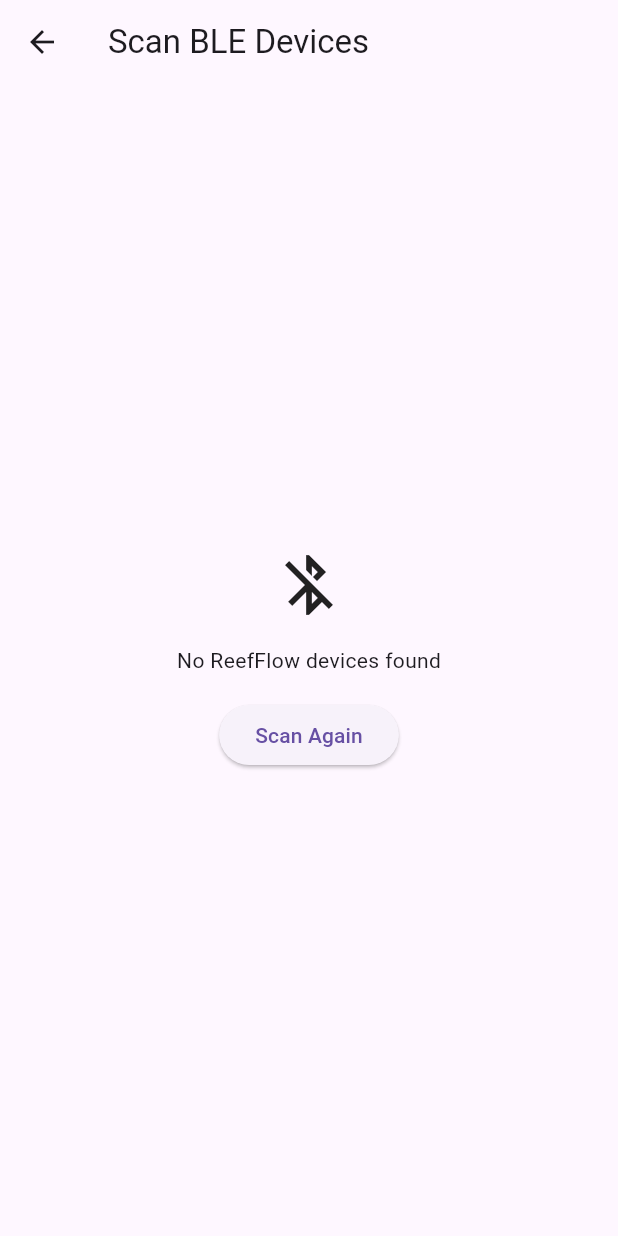
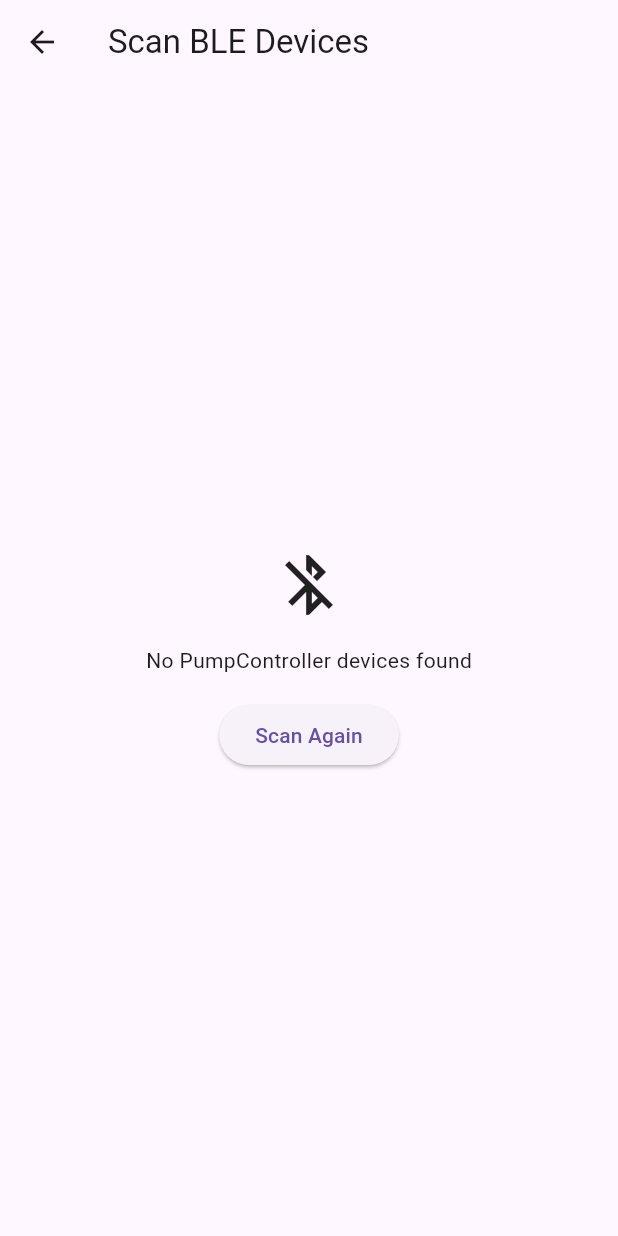
Before and after one commit to NajamLodhi/pump-controller-app, a Flutter app: the screen it shows after launch, after a tap on "Control via Bluetooth (BLE)", on a phone screen of 412 x 824 dp. Run offline on Flutter 3.47's test engine with Material 3 defaults, Android fonts, the phone set to English and light mode, and no system bars; our stand-ins replace flutter_blue_plus, permission_handler, shared_preferences; missing offline and left inert: network_info_plus.

Commit message:
refactor: remove legacy branding and rename app identifiers

```diff
--- a/COMPLETION_SUMMARY.txt
+++ b/COMPLETION_SUMMARY.txt
@@ -1,4 +1,4 @@
-REEFFLOW WAVEMAKER MOBILE APP - DELIVERY SUMMARY
+PUMP_CONTROLLER WAVEMAKER MOBILE APP - DELIVERY SUMMARY
 ================================================
 
 ✓ PROJECT COMPLETE AND READY FOR TESTING
@@ -14,7 +14,7 @@
   3. 3 Services (BLE client, UDP client, device registry)
 
 BLE Features:
-  ✓ Scan for ReefFlow_* devices
+  ✓ Scan for PumpController_* devices
   ✓ Connect multiple devices
   ✓ Send wave mode (01), speed (05), feed (02) commands
   ✓ Read UID characteristic
@@ -40,7 +40,7 @@
   5. BUILD_STATUS.txt - Build verification
 
 Quick Start:
-  $ cd reefflow_mobile_app
+  $ cd pump_controller_app
   $ flutter pub get
   $ flutter run
 
@@ -51,7 +51,7 @@
   • UID: 6E400004-B5A3-F393-E0A9-E50E24DCCA9E
 
 Next Steps:
-  1. Connect to physical ReefFlow device
+  1. Connect to physical PumpController device
   2. Test BLE scan and control flows
   3. Test Wi-Fi provisioning
   4. Test UDP discovery and control
--- a/lib/main.dart
+++ b/lib/main.dart
@@ -29,7 +29,7 @@
   @override
   Widget build(BuildContext context) {
     return MaterialApp(
-      title: 'ReefFlow WaveMaker',
+      title: 'PumpController WaveMaker',
       theme: ThemeData(
         primarySwatch: Colors.blue,
         useMaterial3: true,
--- a/lib/screens/ble/control_screen_ble.dart
+++ b/lib/screens/ble/control_screen_ble.dart
@@ -3,7 +3,7 @@
 import 'wifi_provision_screen.dart';
 
 class ControlScreenBLE extends StatefulWidget {
-  final List<ReefFlowBleClient> clients;
+  final List<PumpControllerBleClient> clients;
 
   const ControlScreenBLE({Key? key, required this.clients}) : super(key: key);
 
@@ -24,7 +24,7 @@
     super.dispose();
   }
 
-  Future<void> _sendToAll(Future<void> Function(ReefFlowBleClient) action) async {
+  Future<void> _sendToAll(Future<void> Function(PumpControllerBleClient) action) async {
     setState(() => _isSending = true);
     try {
       for (final client in widget.clients) {
--- a/lib/screens/ble/scan_screen_ble.dart
+++ b/lib/screens/ble/scan_screen_ble.dart
@@ -14,7 +14,7 @@
 class _ScanScreenBLEState extends State<ScanScreenBLE> {
   final Map<String, BluetoothDevice> _devices = {};
   final Map<String, bool> _selectedDevices = {};
-  final Map<String, ReefFlowBleClient> _connectedClients = {};
+  final Map<String, PumpControllerBleClient> _connectedClients = {};
   bool _isScanning = false;
   bool _isConnecting = false;
   StreamSubscription? _scanResultsSubscription;
@@ -40,7 +40,7 @@
     print('[BLE SCAN] Starting scan without service UUID filter...');
     setState(() => _isScanning = true);
 
-    // Scan all devices - don't filter by service UUID as ReefFlow may not advertise it
+    // Scan all devices - don't filter by service UUID as PumpController may not advertise it
     FlutterBluePlus.startScan(
       timeout: const Duration(seconds: 15),
     );
@@ -63,13 +63,13 @@
 
         print('[BLE SCAN] Device detected: "$displayName" | MAC: ${result.device.remoteId.str} | RSSI: $rssi | UUIDs: $serviceUuids');
 
-        // Check if this is a ReefFlow device
-        final isReefFlow = displayName.startsWith('ReefFlow_') ||
-                          displayName.contains('ReefFlow') ||
+        // Check if this is a PumpController device
+        final isPumpController = displayName.startsWith('PumpController_') ||
+                          displayName.contains('PumpController') ||
                           serviceUuids.any((uuid) => uuid.str.toLowerCase().contains('6e400001'));
 
-        if (isReefFlow) {
-          print('[BLE SCAN] ✓ FOUND ReefFlow device: $displayName');
+        if (isPumpController) {
+          print('[BLE SCAN] ✓ FOUND PumpController device: $displayName');
           setState(() {
             _devices[result.device.remoteId.str] = result.device;
             _selectedDevices.putIfAbsent(result.device.remoteId.str, () => false);
@@ -116,7 +116,7 @@
         setState(() => _isConnecting = true);
         _stopScan(); // Stop scan before connecting
 
-        final client = ReefFlowBleClient(device);
+        final client = PumpControllerBleClient(device);
         await client.connect();
 
         setState(() {
@@ -184,7 +184,7 @@
                 children: [
                   const Icon(Icons.bluetooth_disabled, size: 48),
                   const SizedBox(height: 16),
-                  const Text('No ReefFlow devices found'),
+                  const Text('No PumpController devices found'),
                   const SizedBox(height: 16),
                   ElevatedButton(
                     onPressed: _isConnecting ? null : _startScan,
--- a/lib/screens/ble/wifi_provision_screen.dart
+++ b/lib/screens/ble/wifi_provision_screen.dart
@@ -3,7 +3,7 @@
 import '../../services/device_registry.dart';
 
 class WiFiProvisionScreen extends StatefulWidget {
-  final ReefFlowBleClient client;
+  final PumpControllerBleClient client;
 
   const WiFiProvisionScreen({Key? key, required this.client}) : super(key: key);
 
--- a/lib/screens/home_screen.dart
+++ b/lib/screens/home_screen.dart
@@ -9,7 +9,7 @@
   Widget build(BuildContext context) {
     return Scaffold(
       appBar: AppBar(
-        title: const Text('ReefFlow WaveMaker'),
+        title: const Text('PumpController WaveMaker'),
         centerTitle: true,
       ),
       body: Center(
--- a/lib/screens/wifi/control_screen_udp.dart
+++ b/lib/screens/wifi/control_screen_udp.dart
@@ -4,7 +4,7 @@
 
 class ControlScreenUDP extends StatefulWidget {
   final List<String> deviceIps;
-  final ReefFlowUdpClient udpClient;
+  final PumpControllerUdpClient udpClient;
 
   const ControlScreenUDP({
     Key? key,
--- a/lib/screens/wifi/discovery_screen_udp.dart
+++ b/lib/screens/wifi/discovery_screen_udp.dart
@@ -10,7 +10,7 @@
 }
 
 class _DiscoveryScreenUDPState extends State<DiscoveryScreenUDP> {
-  final _udpClient = ReefFlowUdpClient();
+  final _udpClient = PumpControllerUdpClient();
   final Map<String, UdpDevice> _devices = {};
   final Map<String, bool> _selectedDevices = {};
   bool _isListening = false;
@@ -111,7 +111,7 @@
                   ),
                   const SizedBox(height: 8),
                   const Text(
-                    'Make sure ReefFlow devices are connected to Wi-Fi',
+                    'Make sure PumpController devices are connected to Wi-Fi',
                     textAlign: TextAlign.center,
                     style: TextStyle(fontSize: 12, color: Colors.grey),
                   ),
--- a/lib/services/ble_client.dart
+++ b/lib/services/ble_client.dart
@@ -1,8 +1,8 @@
 import 'dart:async';
 import 'package:flutter_blue_plus/flutter_blue_plus.dart';
 
-/// Wraps a single connected BluetoothDevice for ReefFlow control
-class ReefFlowBleClient {
+/// Wraps a single connected BluetoothDevice for PumpController control
+class PumpControllerBleClient {
   final BluetoothDevice device;
   late String _uid;
   late BluetoothCharacteristic _cmdChar; // 6E400002-B5A3-F393-E0A9-E50E24DCCA9E
@@ -12,13 +12,13 @@
   StreamSubscription? _notifySubscription;
   final _responseController = StreamController<String>.broadcast();
 
-  // UUIDs for ReefFlow service and characteristics
+  // UUIDs for PumpController service and characteristics
   static const serviceUuid = '6e400001-b5a3-f393-e0a9-e50e24dcca9e';
   static const cmdCharUuid = '6e400002-b5a3-f393-e0a9-e50e24dcca9e';
   static const respCharUuid = '6e400003-b5a3-f393-e0a9-e50e24dcca9e';
   static const uidCharUuid = '6e400004-b5a3-f393-e0a9-e50e24dcca9e';
 
-  ReefFlowBleClient(this.device);
+  PumpControllerBleClient(this.device);
 
   String get uid => _uid;
   Stream<String> get onNotify => _responseController.stream;
@@ -42,7 +42,7 @@
 
     final reefService = services.firstWhere(
       (s) => s.uuid.toString().toLowerCase() == serviceUuid,
-      orElse: () => throw Exception('ReefFlow service not found'),
+      orElse: () => throw Exception('PumpController service not found'),
     );
 
     // Find characteristics
--- a/lib/services/udp_client.dart
+++ b/lib/services/udp_client.dart
@@ -1,8 +1,8 @@
 import 'dart:async';
 import 'dart:io';
 
-/// Client for UDP communication with ReefFlow devices
-class ReefFlowUdpClient {
+/// Client for UDP communication with PumpController devices
+class PumpControllerUdpClient {
   late RawDatagramSocket _socket;
   final _discoveryController = StreamController<UdpDevice>.broadcast();
   final int port = 8888;
--- a/pubspec.yaml
+++ b/pubspec.yaml
@@ -1,4 +1,4 @@
-name: reefflow_mobile_app
+name: pump_controller_app
 description: "A new Flutter project."
 # The following line prevents the package from being accidentally published to
 # pub.dev using `flutter pub publish`. This is preferred for private packages.
```
Also changed, not shown: 24 other files.
